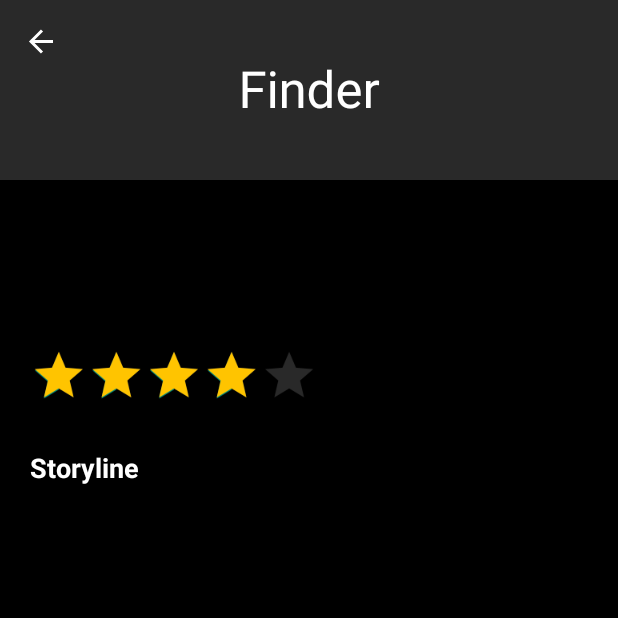
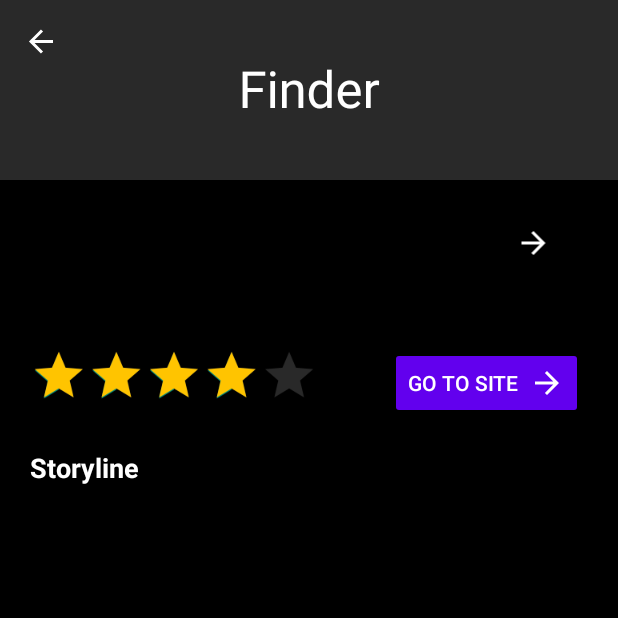
Before and after one commit to SShaarawy/MovieApp-MVVM, an Android app: the fragment MovieOverviewFragment placed in its activity, after a tap on "Search Movie", on a phone screen of 412 x 824 dp, the top half of it. Run offline under Robolectric (Android 15) with nearby library versions, the phone set to English and light mode, and no system bars; our stand-ins replace Room's generated code, navigation-ui; pictures from the network do not load; 13 statements that could not run were skipped.

```diff
--- a/MovieApp/app/src/main/java/com/example/movieapp/adapters/GenresAdapter.kt
+++ b/MovieApp/app/src/main/java/com/example/movieapp/adapters/GenresAdapter.kt
@@ -3,11 +3,9 @@ package com.example.movieapp.adapters
 
 import android.view.LayoutInflater
 import android.view.ViewGroup
-import androidx.core.content.ContextCompat
 import androidx.recyclerview.widget.AsyncListDiffer
 import androidx.recyclerview.widget.DiffUtil
 import androidx.recyclerview.widget.RecyclerView
-import com.example.movieapp.R
 import com.example.movieapp.databinding.ItemGenreBinding
 import com.example.movieapp.model.Genre
 
@@ -31,7 +29,6 @@ class GenresAdapter : RecyclerView.Adapter<GenresAdapter.GenresViewHolder>() {
     val differ = AsyncListDiffer(this, DiffCallBack)
 
     inner class GenresViewHolder(val binding: ItemGenreBinding) : RecyclerView.ViewHolder(binding.root)
-
 
     override fun onCreateViewHolder(parent: ViewGroup, viewType: Int): GenresViewHolder {
         return GenresViewHolder(ItemGenreBinding.inflate(LayoutInflater.from(parent.context)))
--- a/MovieApp/app/src/main/java/com/example/movieapp/db/MovieDao.kt
+++ b/MovieApp/app/src/main/java/com/example/movieapp/db/MovieDao.kt
@@ -3,8 +3,6 @@ package com.example.movieapp.db
 import androidx.room.*
 import kotlinx.coroutines.flow.Flow
 import com.example.movieapp.model.Result
-
-
 
 @Dao
 interface MovieDao {
@@ -17,6 +15,9 @@ interface MovieDao {
     /* Because of the Flow return type, Room also runs the query on the background thread.
      You don't need to explicitly make it a suspend function and call inside a coroutine scope.*/
 
+    @Query("SELECT COUNT() FROM movies WHERE id = :id")
+    fun isExists(id: Int): Flow<Int>
+
     @Delete
     suspend fun deleteMovie(movie: Result)
 }
--- a/MovieApp/app/src/main/java/com/example/movieapp/model/Movie.kt
+++ b/MovieApp/app/src/main/java/com/example/movieapp/model/Movie.kt
@@ -27,7 +27,7 @@ data class Result(
     val title: String,
     val video: Boolean,
     val vote_average: Double,
-    val vote_count: Int
+    val vote_count: Int,
 ) : Serializable
 
 data class MovieDetails(
--- a/MovieApp/app/src/main/java/com/example/movieapp/repository/MoviesRepository.kt
+++ b/MovieApp/app/src/main/java/com/example/movieapp/repository/MoviesRepository.kt
@@ -28,6 +28,10 @@ class MoviesRepository(private val db: MovieDatabase) {
         return retrofitService.getGenres()
     }
 
+    fun isExists(id: Int): Flow<Int> {
+        return db.getMovieDao().isExists(id)
+    }
+
     suspend fun upsert(movie: Result) {
         db.getMovieDao().upsert(movie)
     }
--- a/MovieApp/app/src/main/java/com/example/movieapp/ui/MainActivity.kt
+++ b/MovieApp/app/src/main/java/com/example/movieapp/ui/MainActivity.kt
@@ -2,7 +2,6 @@ package com.example.movieapp.ui
 
 import androidx.appcompat.app.AppCompatActivity
 import android.os.Bundle
-import android.view.Gravity
 import android.view.Menu
 import android.view.MenuItem
 import androidx.lifecycle.ViewModelProvider
@@ -14,7 +13,6 @@ import com.example.movieapp.R
 import com.example.movieapp.databinding.ActivityMainBinding
 import com.example.movieapp.db.MovieDatabase
 import com.example.movieapp.repository.MoviesRepository
-import com.example.movieapp.ui.fragments.SearchMovieFragment
 
 
 class MainActivity : AppCompatActivity() {
@@ -37,7 +35,6 @@ class MainActivity : AppCompatActivity() {
         viewModel = ViewModelProvider(this, viewModelProviderFactory).get(MoviesViewModel::class.java)
 
         setupToolbar()
-
     }
 
     private fun setupToolbar() {
--- a/MovieApp/app/src/main/java/com/example/movieapp/ui/MoviesViewModel.kt
+++ b/MovieApp/app/src/main/java/com/example/movieapp/ui/MoviesViewModel.kt
@@ -81,6 +81,10 @@ class MoviesViewModel(val moviesRepository: MoviesRepository) : ViewModel() {
     }
 
 
+    fun isExists(id: Int) : LiveData<Int> {
+        return moviesRepository.isExists(id).asLiveData()
+    }
+
     fun saveMovie(movie: Result) {
         viewModelScope.launch {
             moviesRepository.upsert(movie)
--- a/MovieApp/app/src/main/java/com/example/movieapp/ui/fragments/MovieFragment.kt
+++ b/MovieApp/app/src/main/java/com/example/movieapp/ui/fragments/MovieFragment.kt
@@ -6,8 +6,6 @@ import android.view.LayoutInflater
 import android.view.View
 import android.view.ViewGroup
 import android.webkit.WebViewClient
-import android.widget.Toast
-import android.widget.Toolbar
 import androidx.fragment.app.activityViewModels
 import androidx.navigation.fragment.navArgs
 import com.example.movieapp.R
@@ -49,9 +47,5 @@ class MovieFragment : Fragment() {
                 loadUrl("https://www.imdb.com/title/${it.imdb_id}")
             }
         }
-        binding.fab.setOnClickListener {
-            sharedViewModel.saveMovie(movie)
-            Toast.makeText(requireContext(),"Movie is saved",Toast.LENGTH_SHORT).show()
-        }
     }
 }
--- a/MovieApp/app/src/main/java/com/example/movieapp/ui/fragments/MovieListFragment.kt
+++ b/MovieApp/app/src/main/java/com/example/movieapp/ui/fragments/MovieListFragment.kt
@@ -56,13 +56,11 @@ class MovieListFragment : Fragment() {
             val bundle = Bundle().apply {
                 putSerializable("movie", it)
             }
-            findNavController().navigate(R.id.action_movieListFragment_to_movieFragment, bundle)
+            findNavController().navigate(R.id.action_movieListFragment_to_movieOverviewFragment, bundle)
         }
 
         genresAdapter.setOnItemClickListener {
             sharedViewModel.getGenreMoviesList(it.toString())
         }
-
-
     }
 }
--- /dev/null
+++ b/MovieApp/app/src/main/res/drawable/ic_arrow_forward.xml
@@ -0,0 +1,5 @@
+<vector android:autoMirrored="true" android:height="24dp"
+    android:tint="#FFFFFF" android:viewportHeight="24"
+    android:viewportWidth="24" android:width="24dp" xmlns:android="http://schemas.android.com/apk/res/android">
+    <path android:fillColor="@android:color/white" android:pathData="M12,4l-1.41,1.41L16.17,11H4v2h12.17l-5.58,5.59L12,20l8,-8z"/>
+</vector>
--- /dev/null
+++ b/MovieApp/app/src/main/res/drawable/ic_save.xml
@@ -0,0 +1,5 @@
+<vector android:height="35dp" android:tint="#FFFFFF"
+    android:viewportHeight="24" android:viewportWidth="24"
+    android:width="35dp" xmlns:android="http://schemas.android.com/apk/res/android">
+    <path android:fillColor="@android:color/white" android:pathData="M16.5,3c-1.74,0 -3.41,0.81 -4.5,2.09C10.91,3.81 9.24,3 7.5,3 4.42,3 2,5.42 2,8.5c0,3.78 3.4,6.86 8.55,11.54L12,21.35l1.45,-1.32C18.6,15.36 22,12.28 22,8.5 22,5.42 19.58,3 16.5,3zM12.1,18.55l-0.1,0.1 -0.1,-0.1C7.14,14.24 4,11.39 4,8.5 4,6.5 5.5,5 7.5,5c1.54,0 3.04,0.99 3.57,2.36h1.87C13.46,5.99 14.96,5 16.5,5c2,0 3.5,1.5 3.5,3.5 0,2.89 -3.14,5.74 -7.9,10.05z"/>
+</vector>
--- /dev/null
+++ b/MovieApp/app/src/main/res/drawable/ic_saved.xml
@@ -0,0 +1,5 @@
+<vector android:height="35dp" android:tint="#FFFFFF"
+    android:viewportHeight="24" android:viewportWidth="24"
+    android:width="35dp" xmlns:android="http://schemas.android.com/apk/res/android">
+    <path android:fillColor="@android:color/white" android:pathData="M12,21.35l-1.45,-1.32C5.4,15.36 2,12.28 2,8.5 2,5.42 4.42,3 7.5,3c1.74,0 3.41,0.81 4.5,2.09C13.09,3.81 14.76,3 16.5,3 19.58,3 22,5.42 22,8.5c0,3.78 -3.4,6.86 -8.55,11.54L12,21.35z"/>
+</vector>
--- a/MovieApp/app/src/main/res/layout/fragment_movie_overview.xml
+++ b/MovieApp/app/src/main/res/layout/fragment_movie_overview.xml
@@ -8,23 +8,45 @@
     android:padding="20dp"
     tools:context=".ui.fragments.MovieOverviewFragment">
 
+
+    <LinearLayout
+        android:layout_width="match_parent"
+        android:layout_height="wrap_content"
+        android:orientation="horizontal">
+
         <TextView
             android:id="@+id/tvTitle"
-        android:layout_width="wrap_content"
+            android:layout_width="0dp"
             android:layout_height="wrap_content"
+            android:layout_weight="1"
             android:textColor="@color/white"
             android:textSize="30sp"
             android:textStyle="bold"
             tools:text="Movie Title" />
 
+        <ImageView
+            android:id="@+id/ivIsSaved"
+            android:layout_width="0dp"
+            android:layout_height="wrap_content"
+            android:layout_weight="0.25"
+            android:layout_marginLeft="10dp"
+            android:layout_marginTop="10dp"
+            android:src="@drawable/ic_arrow_forward"/>
+
+    </LinearLayout>
+
     <TextView
         android:id="@+id/tvDate"
-        android:layout_width="wrap_content"
+        android:layout_width="match_parent"
         android:layout_height="wrap_content"
         android:layout_marginTop="10dp"
         android:textColor="@color/white"
         android:textSize="30sp"
         tools:text="DATE" />
+
+    <LinearLayout
+        android:layout_width="match_parent"
+        android:layout_height="wrap_content">
 
         <RatingBar
             android:id="@+id/ratingBar"
@@ -39,6 +61,18 @@
             android:stepSize=".5"
             android:transformPivotX="0dp"
             android:transformPivotY="0dp" />
+
+        <Button
+            android:id="@+id/btnSite"
+            android:layout_width="wrap_content"
+            android:layout_height="wrap_content"
+            android:text="Go To Site  "
+            android:textColor="@color/white"
+            android:backgroundTint="@color/purple_500"
+            android:drawableRight="@drawable/ic_arrow_forward" />
+
+    </LinearLayout>
+
 
     <androidx.recyclerview.widget.RecyclerView
         android:id="@+id/rvMovieGenres"
--- a/MovieApp/app/src/main/res/layout/fragment_search_movie.xml
+++ b/MovieApp/app/src/main/res/layout/fragment_search_movie.xml
@@ -24,7 +24,6 @@
         android:id="@+id/rvSearchMovies"
         android:layout_width="match_parent"
         android:layout_height="wrap_content"
-        android:background="@color/black"
         android:paddingBottom="50dp" />
 
 </LinearLayout>
--- a/MovieApp/app/src/main/res/navigation/nav_graph.xml
+++ b/MovieApp/app/src/main/res/navigation/nav_graph.xml
@@ -11,9 +11,6 @@
         android:label="Movies"
         tools:layout="@layout/fragment_movie_list" >
         <action
-            android:id="@+id/action_movieListFragment_to_movieFragment"
-            app:destination="@id/movieFragment" />
-        <action
             android:id="@+id/action_movieListFragment_to_movieOverviewFragment"
             app:destination="@id/movieOverviewFragment" />
     </fragment>
@@ -23,8 +20,8 @@
         android:label="Saved"
         tools:layout="@layout/fragment_saved_movies" >
         <action
-            android:id="@+id/action_savedMoviesFragment_to_movieFragment"
-            app:destination="@id/movieFragment" />
+            android:id="@+id/action_savedMoviesFragment_to_movieOverviewFragment"
+            app:destination="@id/movieOverviewFragment" />
     </fragment>
     <fragment
         android:id="@+id/searchMovieFragment"
@@ -32,8 +29,8 @@
         android:label="Finder"
         tools:layout="@layout/fragment_search_movie" >
         <action
-            android:id="@+id/action_searchMovieFragment_to_movieFragment"
-            app:destination="@id/movieFragment" />
+            android:id="@+id/action_searchMovieFragment_to_movieOverviewFragment"
+            app:destination="@id/movieOverviewFragment" />
     </fragment>
     <fragment
         android:id="@+id/movieFragment"
@@ -51,5 +48,8 @@
         <argument
             android:name="movie"
             app:argType="com.example.movieapp.model.Result" />
+        <action
+            android:id="@+id/action_movieOverviewFragment_to_movieFragment"
+            app:destination="@id/movieFragment" />
     </fragment>
 </navigation>
```
Also changed, not shown: MovieApp/app/src/main/java/com/example/movieapp/adapters/MoviesAdapter.kt (+6 -19 lines), MovieApp/app/src/main/java/com/example/movieapp/ui/fragments/MovieOverviewFragment.kt (+61 -17 lines), MovieApp/app/src/main/java/com/example/movieapp/ui/fragments/SavedMoviesFragment.kt (+14 -11 lines), MovieApp/app/src/main/java/com/example/movieapp/ui/fragments/SearchMovieFragment.kt (+8 -10 lines), MovieApp/app/src/main/res/layout/fragment_movie.xml (+0 -12 lines), MovieApp/app/src/main/res/layout/item_movie.xml (+0 -11 lines). Lines whose indentation alone changed are shown as unchanged.
